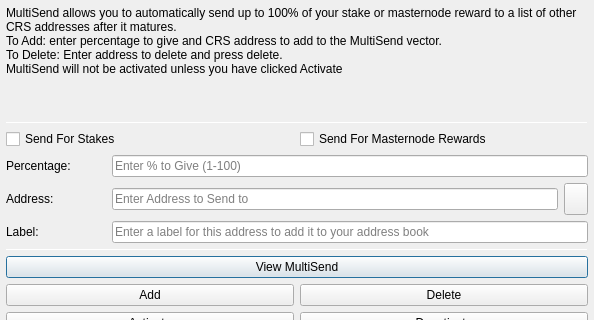
First picture: the form in src/qt/forms/multisenddialog.ui, repository cronosdeveloper/Cronos, before the edit; both pictures show x 0 to 594 and y 0 to 320 of the 594 by 526 pixel window.
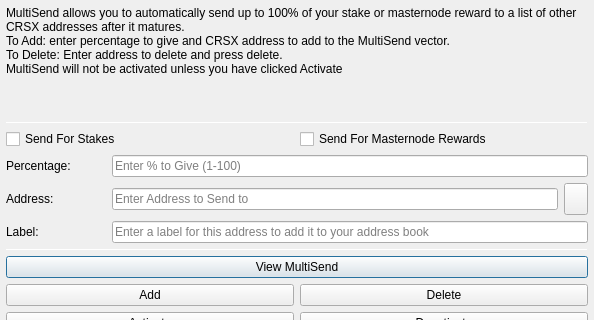
Second picture: the form after the edit. Icons and pictures are not drawn.

Commit message: ticker change to CRSX

```diff
--- a/src/qt/forms/multisenddialog.ui
+++ b/src/qt/forms/multisenddialog.ui
@@ -37,8 +37,8 @@
         <number>1</number>
        </property>
        <property name="text">
-        <string>MultiSend allows you to automatically send up to 100% of your stake or masternode reward to a list of other CRS addresses after it matures.
-To Add: enter percentage to give and CRS address to add to the MultiSend vector.
+        <string>MultiSend allows you to automatically send up to 100% of your stake or masternode reward to a list of other CRSX addresses after it matures.
+To Add: enter percentage to give and CRSX address to add to the MultiSend vector.
 To Delete: Enter address to delete and press delete.
 MultiSend will not be activated unless you have clicked Activate</string>
        </property>
```
The commit also changes 123 other files.
